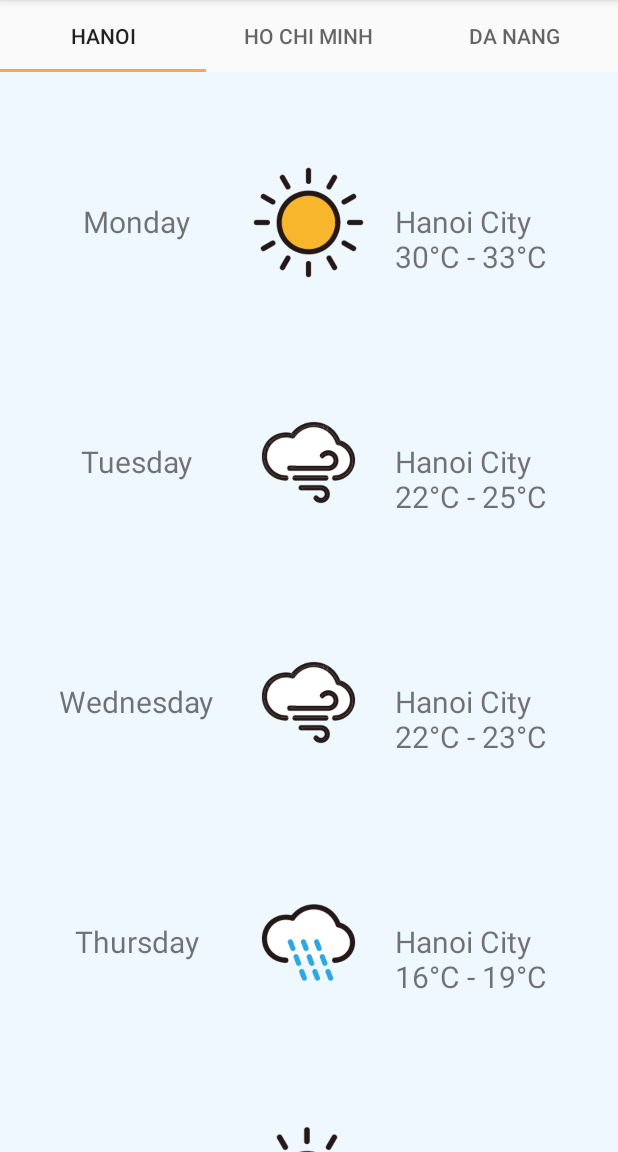
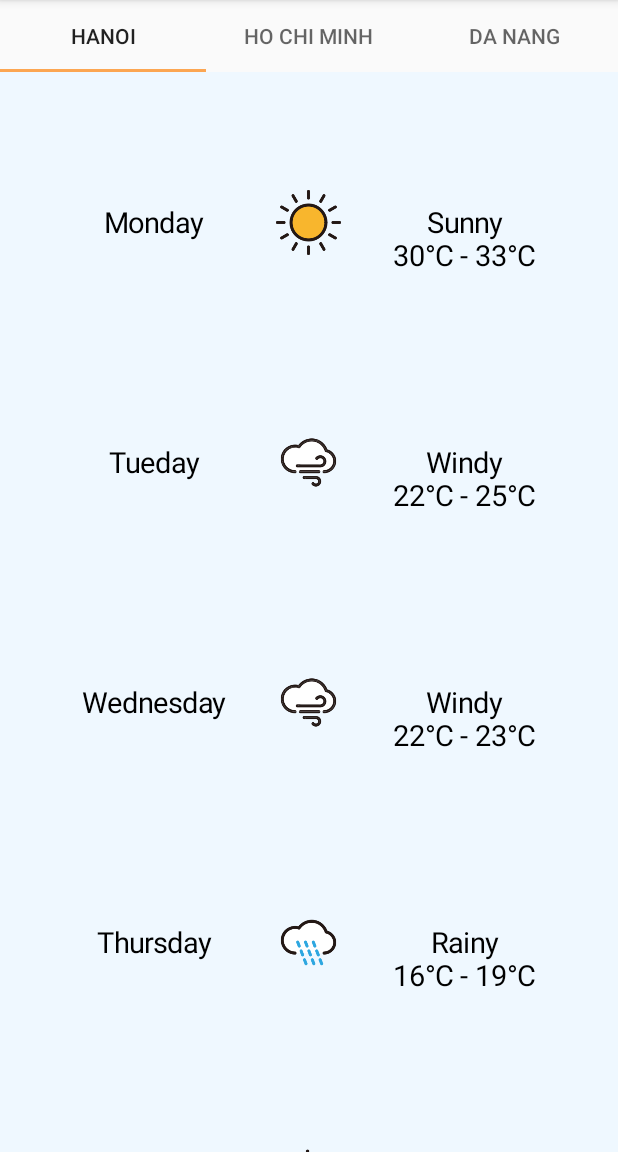
Before and after one commit to PhuongPhg/androiddev2021, an Android app: the screen it shows after launch (WeatherActivity), on a phone screen of 412 x 824 dp, the part 84-1236 px from its top. Run offline under Robolectric (Android 15) with nearby library versions, the phone set to English and light mode, and no system bars.

Commit message:
Upload practical 9

```diff
--- a/app/src/main/java/vn/edu/usth/weather/ForecastFragment.java
+++ b/app/src/main/java/vn/edu/usth/weather/ForecastFragment.java
@@ -1,5 +1,6 @@
 package vn.edu.usth.weather;
 
+import android.annotation.SuppressLint;
 import android.graphics.Color;
 import android.os.Bundle;
 
@@ -66,6 +67,7 @@ public class ForecastFragment extends Fragment {
         };
     }
 
+    @SuppressLint("ResourceAsColor")
     @Override
     public View onCreateView(LayoutInflater inflater, ViewGroup container,
                              Bundle savedInstanceState) {
@@ -75,7 +77,8 @@ public class ForecastFragment extends Fragment {
         view.setBackgroundColor(getResources().getColor(R.color.colorBack));
 
         LinearLayout llmain = (LinearLayout) view.findViewById(R.id.linearParent);
-        String[] idList = {"Monday", "Tuesday", "Wednesday", "Thursday", "Friday", "Saturday", "Sunday" };
+        int[] idList = {R.string.mon, R.string.tue, R.string.wed, R.string.thurs, R.string.fri, R.string.sat, R.string.sunday};
+        int[] status = {R.string.sun, R.string.halfsun, R.string.cloudy, R.string.windy, R.string.rain};
         int[] iconSet = {R.drawable.sun, R.drawable.enoughsunny,R.drawable.cloud, R.drawable.windy, R.drawable.rain,};
 
         for(int i =0 ; i<idList.length; i++) {
@@ -89,13 +92,14 @@ public class ForecastFragment extends Fragment {
             ll.setLayoutParams(param);
 
             TextView txt = new TextView(this.getContext());
-            txt.setText(idList[i]);
+            txt.setText(getResources().getString(idList[i]));
             LinearLayout.LayoutParams paramDay = new LinearLayout.LayoutParams(
-                    0, LayoutParams.MATCH_PARENT, 1.0f
+                    0, LayoutParams.MATCH_PARENT, 2.0f
             );
-            txt.setTextSize(20);
+            txt.setTextSize(19);
             txt.setGravity(Gravity.CENTER);
             txt.setLayoutParams(paramDay);
+            txt.setTextColor(getResources().getColor(R.color.secondaryTextColor));
             ll.addView(txt);
 
             int degreeMin = (int)(Math.random()*(35-15+1)+15);
@@ -122,11 +126,13 @@ public class ForecastFragment extends Fragment {
             ll.addView(imgWeather);
 
             TextView place = new TextView(this.getContext());
-            place.setText("Hanoi City\n"+degreeMin+"°C - "+degreeMax+"°C");
-            place.setTextSize(20);
-            place.setGravity(Gravity.LEFT);
+            place.setText(getResources().getString(status[random])+"\n"+degreeMin+"°C - "+degreeMax+"°C");
+            place.setTextSize(19);
+//            place.setTextSize(getResources().getDimension(R.dimen.body1));
+            place.setGravity(Gravity.CENTER);
+            place.setTextColor(getResources().getColor(R.color.secondaryTextColor));
             LinearLayout.LayoutParams paramPlace = new LinearLayout.LayoutParams(
-                    0, LayoutParams.WRAP_CONTENT, 1.0f
+                    0, LayoutParams.WRAP_CONTENT, 2.0f
             );
             place.setLayoutParams(paramPlace);
             ll.addView(place);
--- a/app/src/main/res/layout/fragment_forecast.xml
+++ b/app/src/main/res/layout/fragment_forecast.xml
@@ -16,7 +16,8 @@
         android:layout_width="match_parent"
         android:layout_height="match_parent"
         android:layout_margin="20dp"
-        android:orientation="vertical">
+        android:orientation="vertical"
+        android:paddingBottom="20dp">
 
 <!--        <LinearLayout-->
 <!--            android:layout_width="match_parent"-->
--- a/app/src/main/res/values/colors.xml
+++ b/app/src/main/res/values/colors.xml
@@ -5,4 +5,6 @@
     <color name="colorAccent">#fca652</color>
     <color name="colorBack">#eff8ff</color>
     <color name="colorLinearLayout">#c9cbff</color>
+    <color name="primaryTextColor">#ffffff</color>
+    <color name="secondaryTextColor">#000000</color>
 </resources>
--- /dev/null
+++ b/app/src/main/res/values/dimension.xml
@@ -0,0 +1,10 @@
+<?xml version="1.0" encoding="utf-8"?>
+<resources>
+    <dimen name="headline1">93sp</dimen>
+    <dimen name="headline2">58sp</dimen>
+    <dimen name="headline3">46sp</dimen>
+    <dimen name="headline4">33sp</dimen>
+    <dimen name="headline5">23sp</dimen>
+    <dimen name="headline6">19sp</dimen>
+    <dimen name="body1">15sp</dimen>
+</resources>
--- a/app/src/main/res/values/strings.xml
+++ b/app/src/main/res/values/strings.xml
@@ -1,5 +1,18 @@
-<resources>
+<resources tools:ignore="MissingTranslation" xmlns:tools="http://schemas.android.com/tools">
     <string name="app_name">USTH Weather</string>
     <!-- TODO: Remove or change this placeholder text -->
     <string name="hello_blank_fragment">Hello blank fragment</string>
+    <string name="cloudy">Cloudy</string>
+    <string name="sun">Sunny</string>
+    <string name="rain">Rainy</string>
+    <string name="halfsun">Mostly Cloudy</string>
+    <string name="windy">Windy</string>
+    <string name="mon">Monday</string>
+    <string name="tue">Tueday</string>
+    <string name="wed">Wednesday</string>
+    <string name="thurs">Thursday</string>
+    <string name="fri">Friday</string>
+    <string name="sat">Saturday</string>
+    <string name="sunday">Sunday</string>
+
 </resources>
```
Also changed, not shown: 1 other file.
